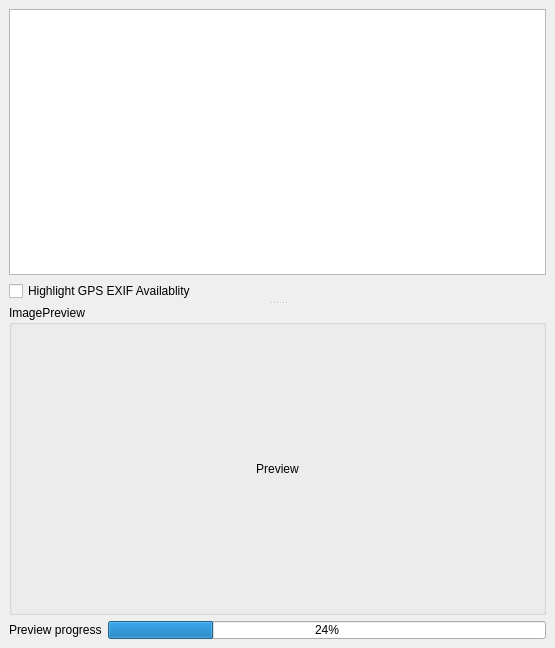
Above: easygeotagger/src/ui/egtmainwindowgui.ui from alexbruy/EasyGeoTagger before the change. Below: the same form after it.
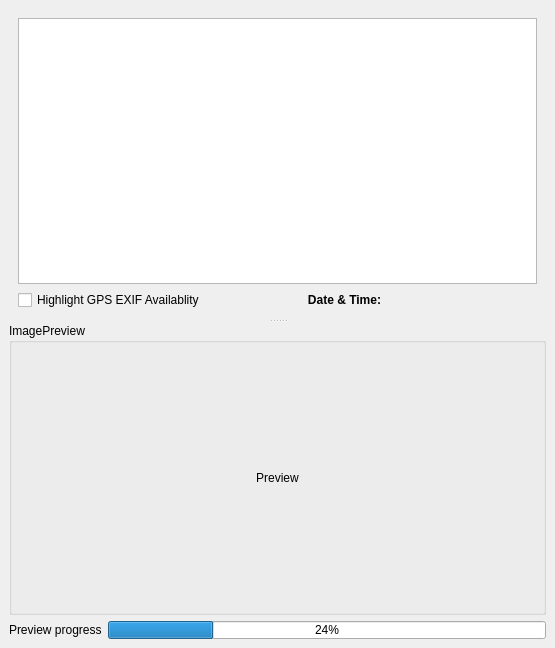
That is the form after the change.

Diff of the .ui file:
```diff
--- a/easygeotagger/src/ui/egtmainwindowgui.ui
+++ b/easygeotagger/src/ui/egtmainwindowgui.ui
@@ -26,14 +26,11 @@
        <property name="frameShadow" >
         <enum>QFrame::Plain</enum>
        </property>
-       <layout class="QVBoxLayout" >
-        <property name="margin" >
-         <number>0</number>
-        </property>
-        <item>
-         <widget class="QTreeView" name="tvFileBrowser" >
-          <property name="sizePolicy" >
-           <sizepolicy vsizetype="Expanding" hsizetype="MinimumExpanding" >
+       <layout class="QGridLayout" name="gridLayout">
+        <item row="0" column="0" colspan="3">
+         <widget class="QTreeView" name="tvFileBrowser">
+          <property name="sizePolicy">
+           <sizepolicy hsizetype="MinimumExpanding" vsizetype="Expanding">
             <horstretch>0</horstretch>
             <verstretch>0</verstretch>
            </sizepolicy>
@@ -46,13 +43,55 @@
           </property>
          </widget>
         </item>
-        <item>
-         <widget class="QCheckBox" name="chkbColorCodeFilenames" >
-          <property name="text" >
+        <item row="1" column="0">
+         <widget class="QCheckBox" name="chkbColorCodeFilenames">
+          <property name="text">
            <string>Highlight GPS EXIF Availablity</string>
           </property>
          </widget>
         </item>
+        <item row="1" column="2">
+         <widget class="QLabel" name="labelDateTimeOriginal">
+          <property name="sizePolicy">
+           <sizepolicy hsizetype="Fixed" vsizetype="Preferred">
+            <horstretch>0</horstretch>
+            <verstretch>0</verstretch>
+           </sizepolicy>
+          </property>
+          <property name="minimumSize">
+           <size>
+            <width>150</width>
+            <height>0</height>
+           </size>
+          </property>
+          <property name="layoutDirection">
+           <enum>Qt::LeftToRight</enum>
+          </property>
+          <property name="text">
+           <string/>
+          </property>
+          <property name="alignment">
+           <set>Qt::AlignLeading|Qt::AlignLeft|Qt::AlignVCenter</set>
+          </property>
+          <property name="margin">
+           <number>0</number>
+          </property>
+         </widget>
+        </item>
+        <item row="1" column="1">
+         <widget class="QLabel" name="label">
+          <property name="text">
+           <string>&lt;!DOCTYPE HTML PUBLIC &quot;-//W3C//DTD HTML 4.0//EN&quot; &quot;http://www.w3.org/TR/REC-html40/strict.dtd&quot;&gt;
+&lt;html&gt;&lt;head&gt;&lt;meta name=&quot;qrichtext&quot; content=&quot;1&quot; /&gt;&lt;style type=&quot;text/css&quot;&gt;
+p, li { white-space: pre-wrap; }
+&lt;/style&gt;&lt;/head&gt;&lt;body style=&quot; font-family:'Sans Serif'; font-size:9pt; font-weight:400; font-style:normal;&quot;&gt;
+&lt;p style=&quot; margin-top:0px; margin-bottom:0px; margin-left:0px; margin-right:0px; -qt-block-indent:0; text-indent:0px;&quot;&gt;&lt;span style=&quot; font-weight:600;&quot;&gt;Date &amp;amp; Time:&lt;/span&gt;&lt;/p&gt;&lt;/body&gt;&lt;/html&gt;</string>
+          </property>
+          <property name="alignment">
+           <set>Qt::AlignRight|Qt::AlignTrailing|Qt::AlignVCenter</set>
+          </property>
+         </widget>
+        </item>
        </layout>
       </widget>
       <widget class="QFrame" name="frame_2" >
@@ -62,20 +101,26 @@
        <property name="frameShadow" >
         <enum>QFrame::Raised</enum>
        </property>
-       <layout class="QGridLayout" >
-        <property name="margin" >
+       <layout class="QGridLayout">
+        <property name="margin">
          <number>0</number>
         </property>
-        <item row="0" column="0" colspan="2" >
-         <widget class="QGroupBox" name="groupBox_2" >
-          <property name="title" >
+        <item row="0" column="0" colspan="2">
+         <widget class="QGroupBox" name="groupBox_2">
+          <property name="title">
            <string>ImagePreview</string>
           </property>
-          <layout class="QVBoxLayout" >
+          <layout class="QVBoxLayout">
+           <property name="spacing">
+            <number>1</number>
+           </property>
+           <property name="margin">
+            <number>1</number>
+           </property>
            <item>
-            <widget class="QLabel" name="labelPreview" >
-             <property name="sizePolicy" >
-              <sizepolicy vsizetype="Preferred" hsizetype="MinimumExpanding" >
+            <widget class="QLabel" name="labelPreview">
+             <property name="sizePolicy">
+              <sizepolicy hsizetype="MinimumExpanding" vsizetype="Preferred">
                <horstretch>0</horstretch>
                <verstretch>0</verstretch>
               </sizepolicy>
```
Left out of the diff: 65 changed lines with no effect on the pictures.
